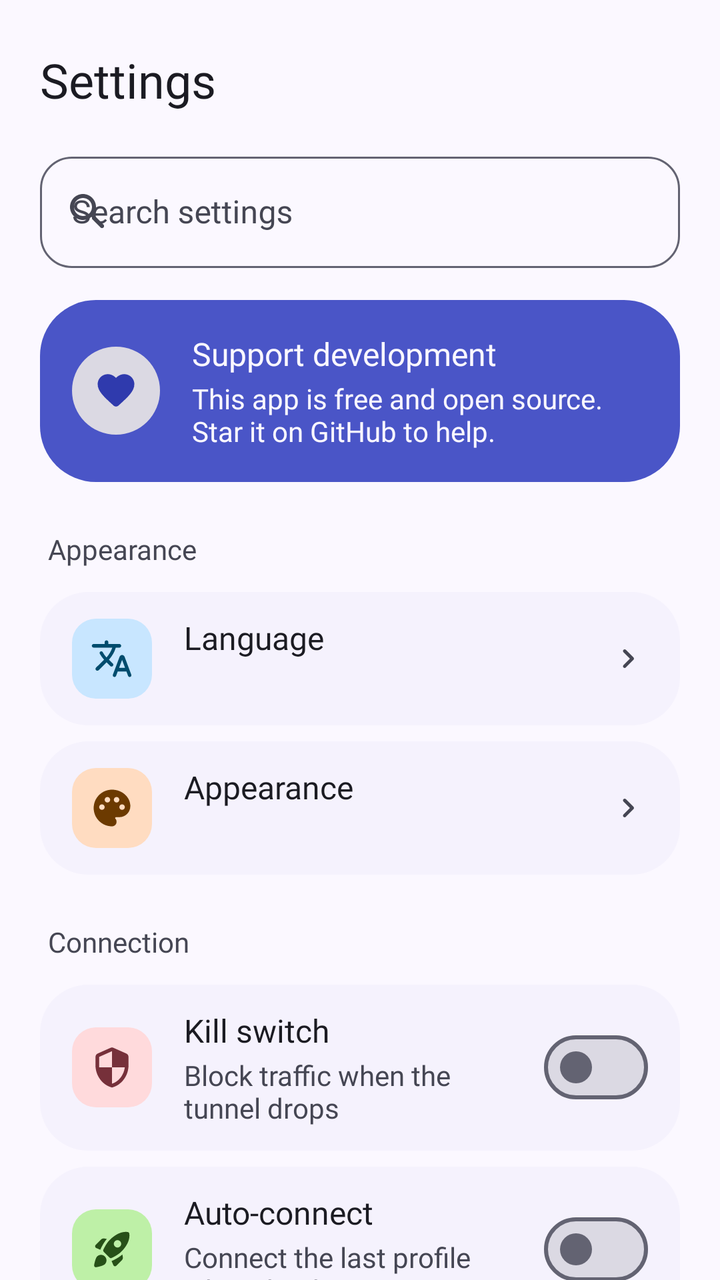
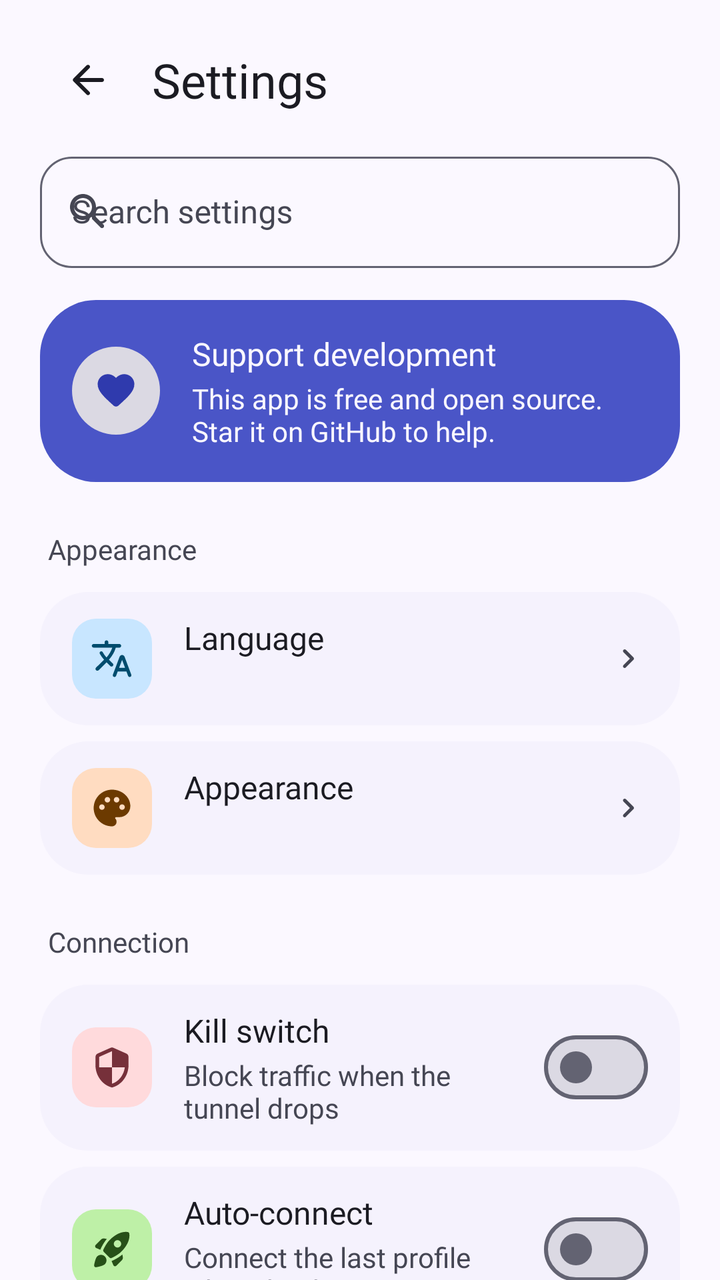

Two renders of the same Android screen: before a commit and after it. Below are the layout's source before the change and the commit's diff.
<!-- AndroidManifest.xml: application theme AppTheme -->
<!-- res/layout/activity_settings.xml -->
<?xml version="1.0" encoding="utf-8"?>
<androidx.core.widget.NestedScrollView xmlns:android="http://schemas.android.com/apk/res/android"
    xmlns:app="http://schemas.android.com/apk/res-auto"
    android:layout_width="match_parent"
    android:layout_height="match_parent"
    android:clipToPadding="false"
    android:scrollbars="none">

    <LinearLayout
        android:layout_width="match_parent"
        android:layout_height="wrap_content"
        android:orientation="vertical"
        android:paddingStart="@dimen/screen_gutter"
        android:paddingTop="@dimen/sp_s"
        android:paddingEnd="@dimen/screen_gutter"
        android:paddingBottom="@dimen/sp_xxl">

        <TextView
            android:layout_width="match_parent"
            android:layout_height="64dp"
            android:gravity="center_vertical"
            android:text="@string/settings"
            android:textAppearance="@style/TextAppearance.Gozar.HeadlineSmall"
            android:textColor="?attr/colorOnSurface" />

        <com.google.android.material.textfield.TextInputLayout
            android:id="@+id/searchBox"
            style="@style/Gozar.Field"
            app:startIconDrawable="@drawable/ic_search">

            <com.google.android.material.textfield.TextInputEditText
                android:id="@+id/etSettingsSearch"
                android:layout_width="match_parent"
                android:layout_height="wrap_content"
                android:hint="@string/search_settings"
                android:imeOptions="actionSearch"
                android:inputType="text"
                android:maxLines="1" />
        </com.google.android.material.textfield.TextInputLayout>

        <LinearLayout
            android:id="@+id/bannerSupport"
            android:layout_width="match_parent"
            android:layout_height="wrap_content"
            android:layout_marginTop="@dimen/sp_l"
            android:background="@drawable/banner"
            android:clickable="true"
            android:focusable="true"
            android:gravity="center_vertical"
            android:orientation="horizontal"
            android:padding="@dimen/sp_l">

            <ImageView
                android:layout_width="44dp"
                android:layout_height="44dp"
                android:background="@drawable/circle_soft"
                android:backgroundTint="?attr/colorSurfaceContainerHighest"
                android:contentDescription="@string/support"
                android:padding="11dp"
                android:src="@drawable/ic_heart"
                app:tint="?attr/colorPrimary" />

            <LinearLayout
                android:layout_width="0dp"
                android:layout_height="wrap_content"
                android:layout_marginStart="@dimen/sp_l"
                android:layout_weight="1"
                android:orientation="vertical">

                <TextView
                    style="@style/Gozar.Row.Title"
                    android:text="@string/support"
                    android:textColor="?attr/colorOnPrimaryContainer" />

                <TextView
                    style="@style/Gozar.Row.Subtitle"
                    android:text="@string/support_desc"
                    android:textColor="?attr/colorOnPrimaryContainer" />
            </LinearLayout>
        </LinearLayout>

        <TextView
            style="@style/Gozar.Section"
            android:text="@string/visual" />

        <LinearLayout
            android:id="@+id/rowLang"
            style="@style/Gozar.Row">

            <ImageView
                style="@style/Gozar.Tile"
                android:backgroundTint="@color/kind_lang_container"
                android:contentDescription="@string/language"
                android:src="@drawable/ic_translate"
                app:tint="@color/kind_lang_on_container" />

            <LinearLayout style="@style/Gozar.Row.Text">
                <TextView
                    style="@style/Gozar.Row.Title"
                    android:text="@string/language" />
                <TextView
                    android:id="@+id/tvLang"
                    style="@style/Gozar.Row.Subtitle" />
            </LinearLayout>
            <ImageView
                style="@style/Gozar.Row.Chevron" />
        </LinearLayout>

        <LinearLayout
            android:id="@+id/rowTheme"
            style="@style/Gozar.Row">

            <ImageView
                style="@style/Gozar.Tile"
                android:backgroundTint="@color/kind_theme_container"
                android:contentDescription="@string/theme"
                android:src="@drawable/ic_palette"
                app:tint="@color/kind_theme_on_container" />

            <LinearLayout style="@style/Gozar.Row.Text">
                <TextView
                    style="@style/Gozar.Row.Title"
                    android:text="@string/theme" />
                <TextView
                    android:id="@+id/tvTheme"
                    style="@style/Gozar.Row.Subtitle" />
            </LinearLayout>
            <ImageView
                style="@style/Gozar.Row.Chevron" />
        </LinearLayout>

        <TextView
            style="@style/Gozar.Section"
            android:text="@string/connection_section" />

        <LinearLayout
            android:id="@+id/rowKill"
            style="@style/Gozar.Row">

            <ImageView
                style="@style/Gozar.Tile"
                android:backgroundTint="@color/kind_kill_container"
                android:contentDescription="@string/kill_switch"
                android:src="@drawable/ic_shield"
                app:tint="@color/kind_kill_on_container" />

            <LinearLayout style="@style/Gozar.Row.Text">
                <TextView
                    style="@style/Gozar.Row.Title"
                    android:text="@string/kill_switch" />
                <TextView
                    style="@style/Gozar.Row.Subtitle"
                    android:text="@string/kill_switch_short" />
            </LinearLayout>
            <com.google.android.material.materialswitch.MaterialSwitch
                android:id="@+id/swKill"
                android:layout_width="wrap_content"
                android:layout_height="wrap_content" />
        </LinearLayout>

        <LinearLayout
            android:id="@+id/rowAuto"
            style="@style/Gozar.Row">

            <ImageView
                style="@style/Gozar.Tile"
                android:backgroundTint="@color/kind_auto_container"
                android:contentDescription="@string/auto_connect"
                android:src="@drawable/ic_rocket"
                app:tint="@color/kind_auto_on_container" />

            <LinearLayout style="@style/Gozar.Row.Text">
                <TextView
                    style="@style/Gozar.Row.Title"
                    android:text="@string/auto_connect" />
                <TextView
                    style="@style/Gozar.Row.Subtitle"
                    android:text="@string/auto_connect_desc" />
            </LinearLayout>
            <com.google.android.material.materialswitch.MaterialSwitch
                android:id="@+id/swAuto"
                android:layout_width="wrap_content"
                android:layout_height="wrap_content" />
        </LinearLayout>

        <LinearLayout
            android:id="@+id/rowLan"
            style="@style/Gozar.Row">

            <ImageView
                style="@style/Gozar.Tile"
                android:backgroundTint="@color/kind_lan_container"
                android:contentDescription="@string/lan"
                android:src="@drawable/ic_lan"
                app:tint="@color/kind_lan_on_container" />

            <LinearLayout style="@style/Gozar.Row.Text">
                <TextView
                    style="@style/Gozar.Row.Title"
                    android:text="@string/lan" />
                <TextView
                    style="@style/Gozar.Row.Subtitle"
                    android:text="@string/lan_desc" />
            </LinearLayout>
            <com.google.android.material.materialswitch.MaterialSwitch
                android:id="@+id/swLan"
                android:layout_width="wrap_content"
                android:layout_height="wrap_content" />
        </LinearLayout>

        <LinearLayout
            android:id="@+id/rowNotif"
            style="@style/Gozar.Row">

            <ImageView
                style="@style/Gozar.Tile"
                android:backgroundTint="@color/kind_notif_container"
                android:contentDescription="@string/notif_speed"
                android:src="@drawable/ic_bell"
                app:tint="@color/kind_notif_on_container" />

            <LinearLayout style="@style/Gozar.Row.Text">
                <TextView
                    style="@style/Gozar.Row.Title"
                    android:text="@string/notif_speed" />
                <TextView
                    style="@style/Gozar.Row.Subtitle"
                    android:text="@string/notif_speed_desc" />
            </LinearLayout>
            <com.google.android.material.materialswitch.MaterialSwitch
                android:id="@+id/swNotif"
                android:layout_width="wrap_content"
                android:layout_height="wrap_content" />
        </LinearLayout>

        <TextView
            style="@style/Gozar.Section"
            android:text="@string/proxy_section" />

        <LinearLayout
            android:id="@+id/rowProxy"
            style="@style/Gozar.Row">

            <ImageView
                style="@style/Gozar.Tile"
                android:backgroundTint="@color/kind_proxy_container"
                android:contentDescription="@string/proxy_mode"
                android:src="@drawable/ic_hub"
                app:tint="@color/kind_proxy_on_container" />

            <LinearLayout style="@style/Gozar.Row.Text">
                <TextView
                    style="@style/Gozar.Row.Title"
                    android:text="@string/proxy_mode" />
                <TextView
                    style="@style/Gozar.Row.Subtitle"
                    android:text="@string/proxy_desc" />
            </LinearLayout>
            <com.google.android.material.materialswitch.MaterialSwitch
                android:id="@+id/swProxy"
                android:layout_width="wrap_content"
                android:layout_height="wrap_content" />
        </LinearLayout>

        <LinearLayout
            android:id="@+id/rowPort"
            style="@style/Gozar.Row">

            <ImageView
                style="@style/Gozar.Tile"
                android:backgroundTint="@color/kind_info_container"
                android:contentDescription="@string/proxy_port"
                android:src="@drawable/ic_router"
                app:tint="@color/kind_info_on_container" />

            <LinearLayout style="@style/Gozar.Row.Text">
                <TextView
                    style="@style/Gozar.Row.Title"
                    android:text="@string/proxy_port" />
                <TextView
                    android:id="@+id/tvProxyPort"
                    style="@style/Gozar.Row.Subtitle" />
            </LinearLayout>
            <ImageView
                style="@style/Gozar.Row.Chevron" />
        </LinearLayout>

        <TextView
            style="@style/Gozar.Section"
            android:text="@string/split" />

        <LinearLayout
            android:id="@+id/rowSplitMode"
            style="@style/Gozar.Row">

            <ImageView
                style="@style/Gozar.Tile"
                android:backgroundTint="@color/kind_split_container"
                android:contentDescription="@string/split_mode"
                android:src="@drawable/ic_tune"
                app:tint="@color/kind_split_on_container" />

            <LinearLayout style="@style/Gozar.Row.Text">
                <TextView
                    style="@style/Gozar.Row.Title"
                    android:text="@string/split_mode" />
                <TextView
                    android:id="@+id/tvSplitMode"
                    style="@style/Gozar.Row.Subtitle" />
            </LinearLayout>
            <ImageView
                style="@style/Gozar.Row.Chevron" />
        </LinearLayout>

        <LinearLayout
            android:id="@+id/rowSplitApps"
            style="@style/Gozar.Row">

            <ImageView
                style="@style/Gozar.Tile"
                android:backgroundTint="@color/kind_apps_container"
                android:contentDescription="@string/split_apps"
                android:src="@drawable/ic_apps"
                app:tint="@color/kind_apps_on_container" />

            <LinearLayout style="@style/Gozar.Row.Text">
                <TextView
                    style="@style/Gozar.Row.Title"
                    android:text="@string/split_apps" />
                <TextView
                    android:id="@+id/tvSplitApps"
                    style="@style/Gozar.Row.Subtitle" />
            </LinearLayout>
            <ImageView
                style="@style/Gozar.Row.Chevron" />
        </LinearLayout>

        <TextView
            style="@style/Gozar.Section"
            android:text="@string/about_section" />

        <LinearLayout
            android:id="@+id/rowVpnSettings"
            style="@style/Gozar.Row">

            <ImageView
                style="@style/Gozar.Tile"
                android:backgroundTint="@color/kind_secure_container"
                android:contentDescription="@string/vpn_settings"
                android:src="@drawable/ic_gpp"
                app:tint="@color/kind_secure_on_container" />

            <LinearLayout style="@style/Gozar.Row.Text">
                <TextView
                    style="@style/Gozar.Row.Title"
                    android:text="@string/vpn_settings" />
                <TextView
                    style="@style/Gozar.Row.Subtitle"
                    android:text="@string/vpn_settings_desc" />
            </LinearLayout>
            <ImageView
                style="@style/Gozar.Row.Chevron" />
        </LinearLayout>

        <LinearLayout
            android:id="@+id/rowGithub"
            style="@style/Gozar.Row">

            <ImageView
                style="@style/Gozar.Tile"
                android:backgroundTint="@color/kind_lang_container"
                android:contentDescription="@string/support"
                android:src="@drawable/ic_star"
                app:tint="@color/kind_lang_on_container" />

            <LinearLayout style="@style/Gozar.Row.Text">
                <TextView
                    style="@style/Gozar.Row.Title"
                    android:text="@string/support" />
                <TextView
                    style="@style/Gozar.Row.Subtitle"
                    android:text="@string/support_desc" />
            </LinearLayout>
            <ImageView
                style="@style/Gozar.Row.Chevron" />
        </LinearLayout>

        <LinearLayout
            android:id="@+id/rowCrash"
            style="@style/Gozar.Row">

            <ImageView
                style="@style/Gozar.Tile"
                android:backgroundTint="@color/kind_kill_container"
                android:contentDescription="@string/crash_title"
                android:src="@drawable/ic_error"
                app:tint="@color/kind_kill_on_container" />

            <LinearLayout style="@style/Gozar.Row.Text">
                <TextView
                    style="@style/Gozar.Row.Title"
                    android:text="@string/crash_title" />
                <TextView
                    style="@style/Gozar.Row.Subtitle"
                    android:text="@string/crash_desc" />
            </LinearLayout>
            <ImageView
                style="@style/Gozar.Row.Chevron" />
        </LinearLayout>

        <LinearLayout
            android:id="@+id/rowCore"
            style="@style/Gozar.Row">

            <ImageView
                style="@style/Gozar.Tile"
                android:backgroundTint="@color/kind_total_container"
                android:contentDescription="@string/core"
                android:src="@drawable/ic_memory"
                app:tint="@color/kind_total_on_container" />

            <LinearLayout style="@style/Gozar.Row.Text">
                <TextView
                    style="@style/Gozar.Row.Title"
                    android:text="@string/core" />
                <TextView
                    android:id="@+id/tvCore"
                    style="@style/Gozar.Row.Subtitle" />
            </LinearLayout>
        </LinearLayout>

        <LinearLayout
            android:id="@+id/rowAbout"
            style="@style/Gozar.Row">

            <ImageView
                style="@style/Gozar.Tile"
                android:backgroundTint="@color/kind_info_container"
                android:contentDescription="@string/about"
                android:src="@drawable/ic_info"
                app:tint="@color/kind_info_on_container" />

            <LinearLayout style="@style/Gozar.Row.Text">
                <TextView
                    style="@style/Gozar.Row.Title"
                    android:text="@string/about" />
                <TextView
                    android:id="@+id/tvAbout"
                    style="@style/Gozar.Row.Subtitle" />
            </LinearLayout>
        </LinearLayout>

        <TextView
            android:id="@+id/tvKillDesc"
            android:layout_width="match_parent"
            android:layout_height="wrap_content"
            android:layout_marginTop="@dimen/sp_l"
            android:lineSpacingMultiplier="1.4"
            android:text="@string/kill_switch_desc"
            android:textAppearance="@style/TextAppearance.Gozar.BodySmall"
            android:textColor="?attr/colorOnSurfaceVariant" />

        <TextView
            android:id="@+id/tvExportNote"
            android:layout_width="match_parent"
            android:layout_height="wrap_content"
            android:layout_marginTop="@dimen/sp_s"
            android:lineSpacingMultiplier="1.4"
            android:text="@string/export_note"
            android:textAppearance="@style/TextAppearance.Gozar.BodySmall"
            android:textColor="?attr/colorOnSurfaceVariant" />

    </LinearLayout>
</androidx.core.widget.NestedScrollView>
<!-- resources referenced by this layout -->
<resources>
  <color name="kind_apps_container">#d7e2ff</color>
  <color name="kind_auto_container">#bef0a7</color>
  <color name="kind_info_container">#c8e6ff</color>
  <color name="kind_info_on_container">#004c6d</color>
  <color name="kind_kill_container">#ffdadc</color>
  <color name="kind_kill_on_container">#76303a</color>
  <color name="kind_lan_container">#ffdea0</color>
  <color name="kind_lan_on_container">#5c4300</color>
  <color name="kind_lang_container">#c8e6ff</color>
  <color name="kind_lang_on_container">#004c6d</color>
  <color name="kind_notif_container">#f8d8ff</color>
  <color name="kind_proxy_container">#e9ddff</color>
  <color name="kind_secure_container">#e9ddff</color>
  <color name="kind_split_container">#d7e2ff</color>
  <color name="kind_theme_container">#ffdcc1</color>
  <color name="kind_total_container">#bef0a7</color>
  <dimen name="screen_gutter">20dp</dimen>
  <dimen name="sp_l">16dp</dimen>
  <dimen name="sp_s">8dp</dimen>
  <dimen name="sp_xxl">24dp</dimen>
  <string name="about">About</string>
  <string name="about_section">About</string>
  <string name="auto_connect">Auto-connect</string>
  <string name="core">Core</string>
  <string name="crash_title">Crash log</string>
  <string name="kill_switch">Kill switch</string>
  <string name="lan">Local network access</string>
  <string name="language">Language</string>
  <string name="proxy_mode">Proxy mode</string>
  <string name="proxy_port">Port</string>
  <string name="proxy_section">Proxy</string>
  <string name="settings">Settings</string>
  <string name="split">Split tunneling</string>
  <string name="split_apps">Apps</string>
  <string name="split_mode">Mode</string>
  <string name="support">Support development</string>
  <string name="theme">Appearance</string>
  <string name="visual">Appearance</string>
  <color name="m3_primary_container">#4A55C7</color>
  <dimen name="row_gap">8dp</dimen>
  <dimen name="row_height">64dp</dimen>
  <dimen name="row_pad_start">16dp</dimen>
  <dimen name="row_pad_end">16dp</dimen>
  <dimen name="sp_m">12dp</dimen>
  <dimen name="sp_xs">4dp</dimen>
  <dimen name="tile_size">40dp</dimen>
  <color name="m3_primary">#2F3AAD</color>
  <color name="m3_on_primary">#FFFFFF</color>
  <color name="m3_inverse_primary">#BDC2FF</color>
  <color name="m3_secondary">#424671</color>
  <color name="m3_on_secondary">#FFFFFF</color>
  <color name="m3_secondary_container">#8B8EBE</color>
  <color name="m3_tertiary">#7F3000</color>
  <color name="m3_on_tertiary">#FFFFFF</color>
  <color name="m3_tertiary_container">#A74201</color>
  <color name="m3_error">#98000A</color>
  <color name="m3_on_error">#FFFFFF</color>
  <color name="m3_error_container">#FF574B</color>
  <color name="m3_on_error_container">#360001</color>
  <color name="m3_surface">#FBF8FF</color>
  <color name="m3_on_surface">#1B1B22</color>
  <color name="m3_surface_variant">#E2E1F2</color>
  <color name="m3_on_surface_variant">#454653</color>
  <color name="m3_surface_container">#ECEAF4</color>
  <color name="m3_surface_bright">#FBF8FF</color>
  <color name="m3_surface_dim">#D1CFD9</color>
  <color name="m3_inverse_surface">#303037</color>
  <color name="m3_inverse_on_surface">#F2EFFA</color>
  <color name="m3_outline">#636372</color>
  <color name="m3_outline_variant">#9190A0</color>
  <color name="m3_ripple">#12000000</color>
  <dimen name="tile_radius">12dp</dimen>
  <!-- unchanged entries left out for length: 85 -->
</resources>

<!-- the commit's change to res/layout/activity_settings.xml (unified diff, before → after) -->
@@ -15,13 +15,34 @@
         android:paddingEnd="@dimen/screen_gutter"
         android:paddingBottom="@dimen/sp_xxl">
 
-        <TextView
+        <LinearLayout
             android:layout_width="match_parent"
-            android:layout_height="64dp"
+            android:layout_height="wrap_content"
             android:gravity="center_vertical"
-            android:text="@string/settings"
-            android:textAppearance="@style/TextAppearance.Gozar.HeadlineSmall"
-            android:textColor="?attr/colorOnSurface" />
+            android:minHeight="64dp"
+            android:orientation="horizontal">
+
+            <ImageView
+                android:id="@+id/btnBack"
+                android:layout_width="48dp"
+                android:layout_height="48dp"
+                android:background="?attr/selectableItemBackgroundBorderless"
+                android:clickable="true"
+                android:contentDescription="@string/back"
+                android:focusable="true"
+                android:padding="12dp"
+                android:src="@drawable/ic_arrow_left"
+                app:tint="?attr/colorOnSurface" />
+
+            <TextView
+                android:layout_width="0dp"
+                android:layout_height="wrap_content"
+                android:layout_marginStart="@dimen/sp_s"
+                android:layout_weight="1"
+                android:text="@string/settings"
+                android:textAppearance="@style/TextAppearance.Gozar.HeadlineSmall"
+                android:textColor="?attr/colorOnSurface" />
+        </LinearLayout>
 
         <com.google.android.material.textfield.TextInputLayout
             android:id="@+id/searchBox"
<!-- resource entries referenced after the edit -->
@@ -20,9 +20,21 @@
   <dimen name="sp_l">16dp</dimen>
   <dimen name="sp_s">8dp</dimen>
   <dimen name="sp_xxl">24dp</dimen>
+  <!-- drawable ic_arrow_left (drawable) -->
+  <vector xmlns:android="http://schemas.android.com/apk/res/android"
+      android:width="24dp"
+      android:height="24dp"
+      android:viewportWidth="24"
+      android:viewportHeight="24"
+      android:autoMirrored="true">
+    <path
+        android:fillColor="#FF000000"
+        android:pathData="M19,11H7.83l4.88,-4.88c0.39,-0.39 0.39,-1.03 0,-1.42 -0.39,-0.39 -1.02,-0.39 -1.41,0l-6.59,6.59c-0.39,0.39 -0.39,1.02 0,1.41l6.59,6.59c0.39,0.39 1.02,0.39 1.41,0 0.39,-0.39 0.39,-1.02 0,-1.41L7.83,13H19c0.55,0 1,-0.45 1,-1s-0.45,-1 -1,-1z"/>
+  </vector>
   <string name="about">About</string>
   <string name="about_section">About</string>
   <string name="auto_connect">Auto-connect</string>
+  <string name="back">Back</string>
   <string name="core">Core</string>
   <string name="crash_title">Crash log</string>
   <string name="kill_switch">Kill switch</string>
